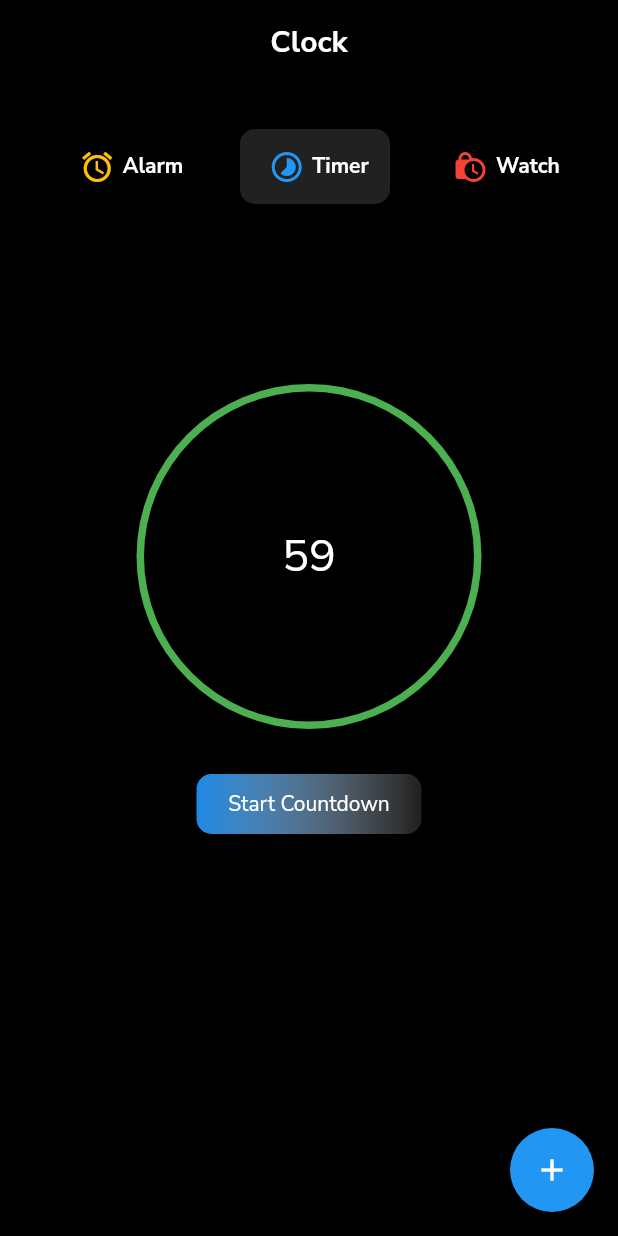
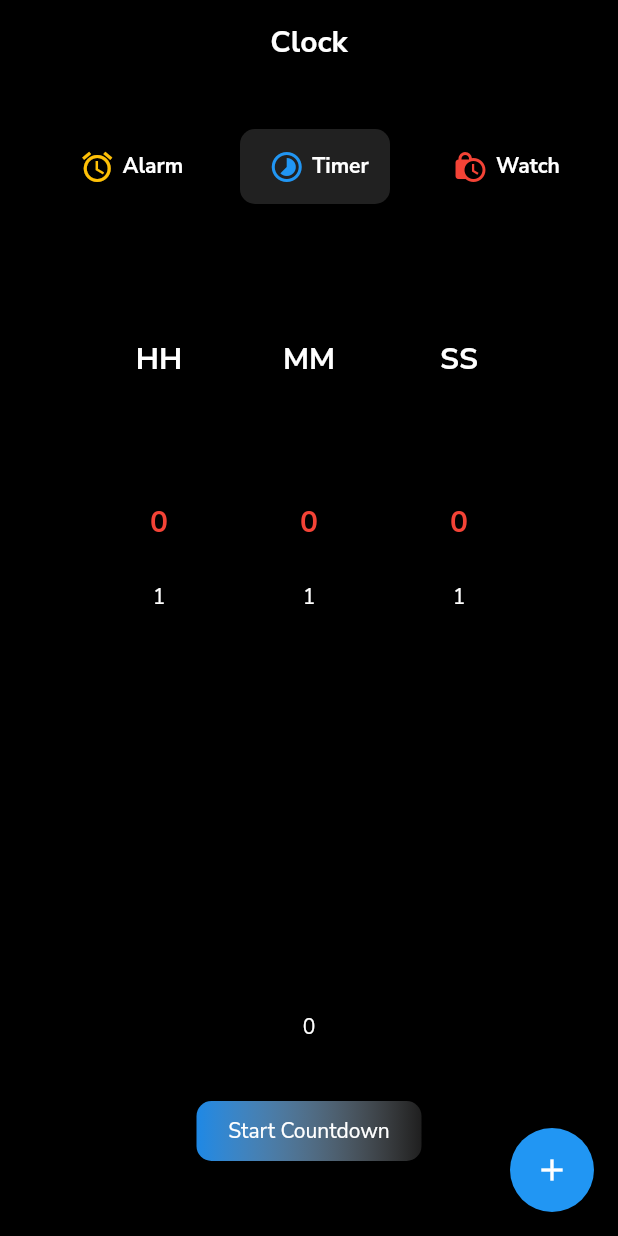
Before and after one commit to naveeramesh/clock_app, a Flutter app: the screen it shows after launch, after a tap on "Timer", after a tap on "Start Countdown", on a phone screen of 412 x 824 dp. Run offline on Flutter 3.47's test engine with Material 2 defaults, Android fonts, the phone set to English and light mode, and no system bars; drawn by our look-alikes of numberpicker; our stand-ins replace cloud_firestore, firebase_core, flutter_local_notifications, google_fonts, lottie; accounts and stored records are empty; network calls fail.

Commit message:
feat:Updatimg timer functionality

```diff
--- a/timer_app/lib/Screen/clock.dart
+++ b/timer_app/lib/Screen/clock.dart
@@ -15,7 +15,9 @@ class _CLockState extends State<CLock> {
   @override
   void initState() {
     Timer.periodic(Duration(seconds: 1), (timer) {
-      setState(() {});
+      if (mounted) {
+        setState(() {});
+      }
     });
 
     super.initState();
--- a/timer_app/lib/Screen/homeScreen.dart
+++ b/timer_app/lib/Screen/homeScreen.dart
@@ -3,6 +3,7 @@ import 'package:cloud_firestore/cloud_firestore.dart';
 import 'package:flutter/material.dart';
 import 'package:google_fonts/google_fonts.dart';
 import 'package:intl/intl.dart';
+import 'package:numberpicker/numberpicker.dart';
 import 'package:provider/provider.dart';
 import 'package:timer_app/Screen/clock.dart';
 import 'package:timer_app/models/alarm.dart';
@@ -29,10 +30,12 @@ class _HomeScreenState extends State<HomeScreen> {
   @override
   void initState() {
     Timer.periodic(Duration(minutes: 1), (timer) {
+      if (mounted) {
         setState(() {
           date = DateFormat('hh:mm a').format(DateTime.now()).toString();
           currenttime;
         });
+      }
     });
 
     super.initState();
@@ -74,9 +77,11 @@ class _HomeScreenState extends State<HomeScreen> {
                                 newTime.hour,
                                 newTime.minute,
                               );
+                              if (mounted) {
                                 setState(() {
                                   currenttime = newdateTime.toString();
                                 });
+                              }
                             }
                           },
                           child: Container(
@@ -339,7 +344,6 @@ class _HomeScreenState extends State<HomeScreen> {
                             })))
                 : SizedBox(),
           ),
-          SizedBox(height: 50),
           Consumer<MenuType>(
               builder: (context, value, child) => value.title == "Timer"
                   ? Expanded(child: Container(child: buildTimer()))
@@ -356,29 +360,106 @@ class _HomeScreenState extends State<HomeScreen> {
 
   Widget buildTimer() {
     return Column(children: [
-      CircleAvatar(
-        radius: 115,
-        backgroundColor: Colors.green,
-        child: CircleAvatar(
-            backgroundColor: Colors.black,
-            radius: 110,
-            child: Consumer<Countdown>(
-              builder: (context, countdown, child) => Text(
-                countdown.seconds != 0 ? "${countdown.seconds}" : "Completed!!",
+      Expanded(
+          child: Row(
+        mainAxisAlignment: MainAxisAlignment.center,
+        children: [
+          Column(
+            children: [
+              Padding(
+                padding: EdgeInsets.all(20),
+                child: Text(
+                  "HH",
                   style: GoogleFonts.nunitoSans(
                       color: Colors.white,
-                    fontWeight: FontWeight.normal,
-                    fontSize: 30),
+                      fontWeight: FontWeight.bold,
+                      fontSize: 20),
                 ),
+              ),
+              Consumer<Countdown>(
+                builder: (context, value, child) => NumberPicker(
+                    textStyle: GoogleFonts.nunitoSans(color: Colors.white),
+                    selectedTextStyle: GoogleFonts.nunitoSans(
+                        color: Colors.red,
+                        fontWeight: FontWeight.bold,
+                        fontSize: 20),
+                    value: value.hour,
+                    minValue: 0,
+                    maxValue: 23,
+                    onChanged: (val) {
+                      value.sethour(val);
+                      value.startcountdown();
+                    }),
+              )
+            ],
+          ),
+          Column(
+            children: [
+              Padding(
+                padding: EdgeInsets.all(20),
+                child: Text(
+                  "MM",
+                  style: GoogleFonts.nunitoSans(
+                      color: Colors.white,
+                      fontWeight: FontWeight.bold,
+                      fontSize: 20),
+                ),
+              ),
+              Consumer<Countdown>(
+                builder: (context, value, child) => NumberPicker(
+                    textStyle: GoogleFonts.nunitoSans(color: Colors.white),
+                    selectedTextStyle: GoogleFonts.nunitoSans(
+                        color: Colors.red,
+                        fontWeight: FontWeight.bold,
+                        fontSize: 20),
+                    value: value.min,
+                    minValue: 0,
+                    maxValue: 60,
+                    onChanged: (val) {
+                      value.setmin(val);
+                      value.startcountdown();
+                    }),
+              )
+            ],
+          ),
+          Column(
+            children: [
+              Padding(
+                padding: EdgeInsets.all(20),
+                child: Text(
+                  "SS",
+                  style: GoogleFonts.nunitoSans(
+                      color: Colors.white,
+                      fontWeight: FontWeight.bold,
+                      fontSize: 20),
+                ),
+              ),
+              Consumer<Countdown>(
+                builder: (context, value, child) => NumberPicker(
+                    textStyle: GoogleFonts.nunitoSans(color: Colors.white),
+                    selectedTextStyle: GoogleFonts.nunitoSans(
+                        color: Colors.red,
+                        fontWeight: FontWeight.bold,
+                        fontSize: 20),
+                    value: value.seconds,
+                    minValue: 0,
+                    maxValue: 60,
+                    onChanged: (val) {
+                      value.setsec(val);
+                      value.startcountdown();
+                    }),
+              )
+            ],
+          )
+        ],
       )),
-      ),
-      SizedBox(
-        height: 30,
-      ),
+      Consumer<Countdown>(
+          builder: (context, value, child) => Text(value.totalsec.toString(),
+              style: GoogleFonts.nunitoSans(color: Colors.white))),
+      SizedBox(height: 40),
       GestureDetector(
         onTap: () {
           final countdown = Provider.of<Countdown>(context, listen: false);
-          countdown.startcountdown();
         },
         child: Container(
           height: 40,
--- a/timer_app/lib/providers/countdown.dart
+++ b/timer_app/lib/providers/countdown.dart
@@ -2,20 +2,50 @@ import 'package:flutter/cupertino.dart';
 import 'dart:async';
 
 class Countdown extends ChangeNotifier {
-  int _seconds = 60;
+  int _seconds = 0;
+  int _hour = 0;
+  int _min = 0;
+
+  int totalsec = 0;
   Timer? _timer;
   int get seconds => _seconds;
+  int get hour => _hour;
+  int get min => _min;
+
+  void setsec(int value) {
+    _seconds = value;
+
+    notifyListeners();
+  }
+
+  void sethour(int value) {
+    _hour = value;
+
+    notifyListeners();
+  }
+
+  void setmin(int value) {
+    _min = value;
+
+    notifyListeners();
+  }
+
   void startcountdown() {
-    _seconds = 60;
+    int tototalmin = _min * 60;
+    int totalhour = _hour * 60 * 60;
+    totalsec = totalhour + tototalmin + _seconds;
+    notifyListeners();
+  }
+  // void startcountdown() {
+  //   _seconds = 60;
 
-    _timer = Timer.periodic(Duration(seconds: 1), (timer) {
-      if (_seconds > 0) {
-        _seconds--;
-      } else {
-        print("Done");
-      }
+  //   _timer = Timer.periodic(Duration(seconds: 1), (timer) {
+  //     if (_seconds > 0) {
+  //       _seconds--;
+  //     } else {
+  //       print("Done");
+  //     }
 
-      notifyListeners();
-    });
-  }
+  //     notifyListeners();
+  //   });
 }
--- a/timer_app/lib/providers/timer.dart
+++ b/timer_app/lib/providers/timer.dart
@@ -73,13 +73,12 @@ class StopWatch with ChangeNotifier {
 
       notifyListeners();
     });
+  }
 
-
+  void reset() {
+    _seconds = 0;
+    _hour = 0;
+    _minute = 0;
+    notifyListeners();
   }
-  void reset() {
-      _seconds = 0;
-      _hour = 0;
-      _minute = 0;
-      notifyListeners();
-    }
 }
--- a/timer_app/pubspec.yaml
+++ b/timer_app/pubspec.yaml
@@ -37,6 +37,7 @@ dependencies:
   google_fonts: ^2.2.0
   intl: ^0.17.0
   lottie: ^1.2.1
+  numberpicker: ^2.1.1
   provider: ^6.0.2
   sqflite: ^2.0.2
   time_picker: ^0.0.2
```
Lines whose indentation alone changed are shown as unchanged.
